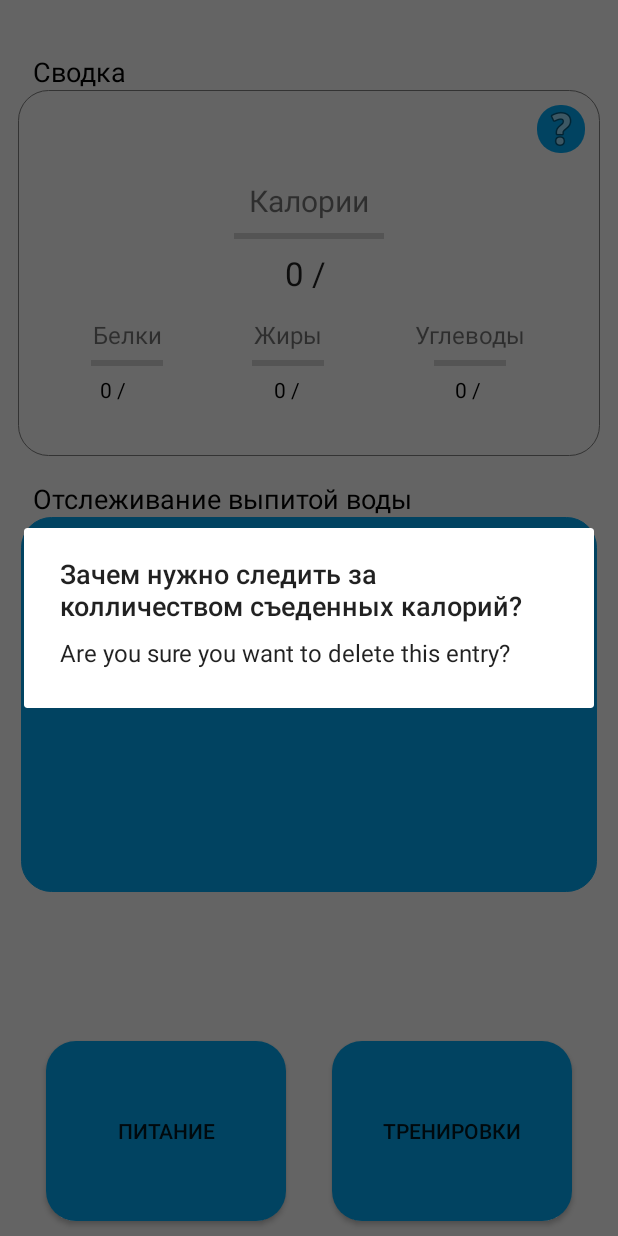
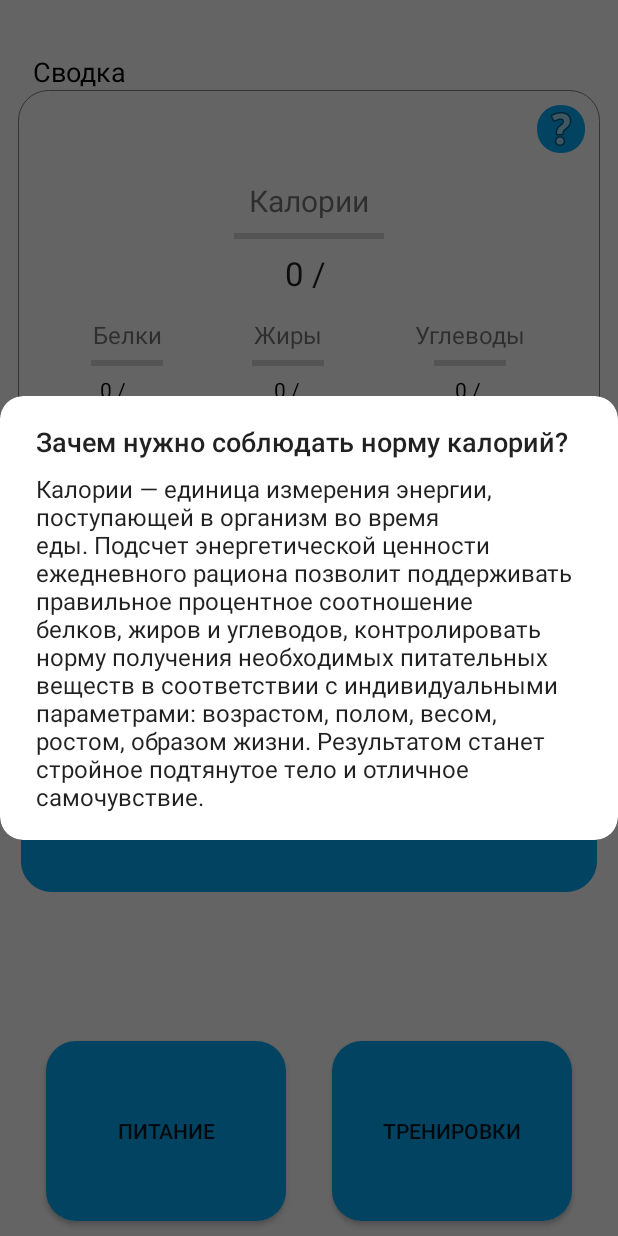
Before and after one commit to Uelbc/FInal_project, an Android app: the MainPage screen opened directly, with no data from a screen before it, after a tap on an icon or button, on a phone screen of 412 x 824 dp. Run offline under Robolectric (Android 15) with nearby library versions, the phone set to English and light mode, and no system bars; 8 statements that could not run were skipped.

Commit message:
Добавил пояснения по воде и калориям через AlertDialog

```diff
--- a/app/src/main/java/com/example/myapplication/MainPage.java
+++ b/app/src/main/java/com/example/myapplication/MainPage.java
@@ -25,6 +25,7 @@ import android.widget.TextView;
 import android.widget.Toast;
 
 import com.google.android.material.button.MaterialButton;
+import com.google.android.material.dialog.MaterialAlertDialogBuilder;
 
 import java.util.Observable;
 
@@ -498,9 +499,9 @@ public class MainPage extends AppCompatActivity {
         water_info.setOnClickListener(new View.OnClickListener() {
             @Override
             public void onClick(View view) {
-                new AlertDialog.Builder(MainPage.this)
+                new AlertDialog.Builder(MainPage.this, R.style.MyAlertTheme)
                         .setTitle("Зачем нужно следить за колличеством выпитой воды?")
-                        .setMessage("Are you sure you want to delete this entry?")
+                        .setMessage(R.string.why_water_norm)
                         .show();
             }
         });
@@ -509,9 +510,9 @@ public class MainPage extends AppCompatActivity {
         kal_info.setOnClickListener(new View.OnClickListener() {
             @Override
             public void onClick(View view) {
-                new AlertDialog.Builder(MainPage.this)
-                        .setTitle("Зачем нужно следить за колличеством съеденных калорий?")
-                        .setMessage("Are you sure you want to delete this entry?")
+                new AlertDialog.Builder(MainPage.this, R.style.MyAlertTheme)
+                        .setTitle("Зачем нужно соблюдать норму калорий?")
+                        .setMessage(R.string.why_kal_norm)
                         .show();
             }
         });
--- a/app/src/main/res/values/strings.xml
+++ b/app/src/main/res/values/strings.xml
@@ -1,3 +1,5 @@
 <resources>
     <string name="app_name">Strong and healthy</string>
+    <string name="why_water_norm">Водный баланс такой же важный аспект здорового образа жизни как и норма калорий. Недостаток или переизбыток воды в организме может вызывать многие болезни.\nСтарайтесь каждый день соблюдать водный баланс и вы будете чувствовать себя намного энергичнее</string>
+    <string name="why_kal_norm">Калории — единица измерения энергии, поступающей в организм во время еды. Подсчет энергетической ценности ежедневного рациона позволит поддерживать правильное процентное соотношение белков, жиров и углеводов, контролировать норму получения необходимых питательных веществ в соответствии с индивидуальными параметрами: возрастом, полом, весом, ростом, образом жизни. Результатом станет стройное подтянутое тело и отличное самочувствие.</string>
 </resources>
--- a/app/src/main/res/values/themes.xml
+++ b/app/src/main/res/values/themes.xml
@@ -18,4 +18,7 @@
         <item name="windowNoTitle">true</item>
         <item name="android:windowFullscreen">true</item>
     </style>
+    <style name="MyAlertTheme" parent="@style/Theme.AppCompat.Light.Dialog.Alert">
+        <item name="android:windowBackground">@xml/dialog_card</item>
+    </style>
 </resources>
--- /dev/null
+++ b/app/src/main/res/xml/dialog_card.xml
@@ -0,0 +1,5 @@
+<?xml version="1.0" encoding="utf-8"?>
+<shape xmlns:android="http://schemas.android.com/apk/res/android">
+    <solid android:color="@android:color/white"/>
+    <corners android:radius="15dp"/>
+</shape>
```
